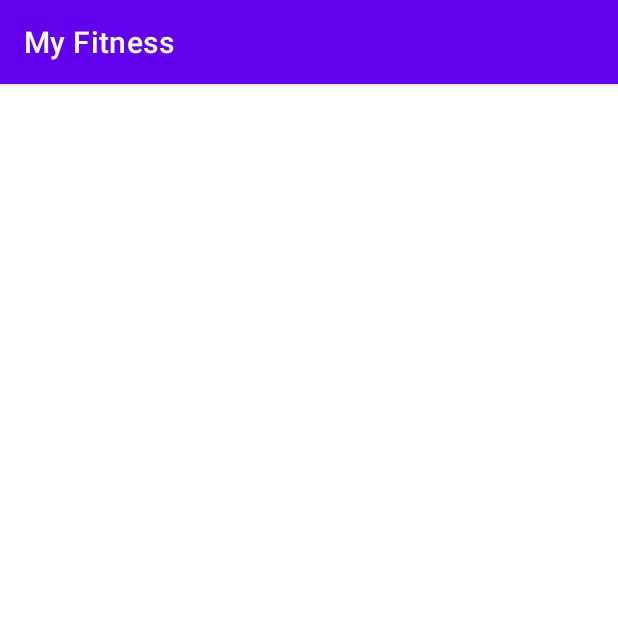
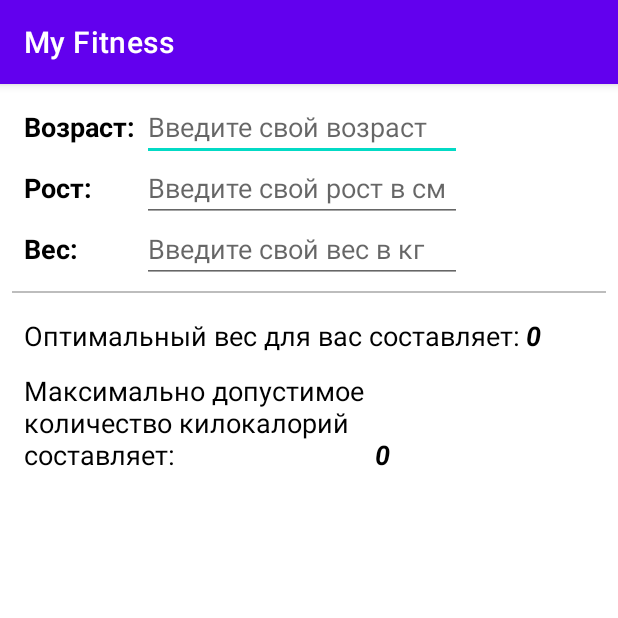
Before and after one commit to Koles1985/My_Fitness, an Android app: the ProfileActivity screen opened directly, with no data from a screen before it, on a phone screen of 412 x 824 dp, the top half of it. Run offline under Robolectric (Android 15) with nearby library versions, the phone set to English and light mode, and no system bars.

Commit message:
add profile

```diff
--- a/app/src/main/java/com/koles/myfitness/MainActivity.java
+++ b/app/src/main/java/com/koles/myfitness/MainActivity.java
@@ -2,13 +2,31 @@ package com.koles.myfitness;
 
 import androidx.appcompat.app.AppCompatActivity;
 
+import android.content.Intent;
 import android.os.Bundle;
+import android.view.View;
+import android.widget.LinearLayout;
 
-public class MainActivity extends AppCompatActivity {
+public class MainActivity extends AppCompatActivity implements View.OnClickListener {
+
+    private LinearLayout profileLayout;
 
     @Override
     protected void onCreate(Bundle savedInstanceState) {
         super.onCreate(savedInstanceState);
         setContentView(R.layout.activity_main);
+        profileLayout = (LinearLayout) findViewById(R.id.profile);
+        profileLayout.setOnClickListener(this);
+    }
+
+    @Override
+    public void onClick(View view){
+        Intent intent = null;
+        switch (view.getId()){
+            case R.id.profile:
+                intent = new Intent(this, ProfileActivity.class);
+                startActivity(intent);
+                break;
+        }
     }
 }
--- a/app/src/main/res/layout/activity_profile.xml
+++ b/app/src/main/res/layout/activity_profile.xml
@@ -1,13 +1,151 @@
 <?xml version="1.0" encoding="utf-8"?>
-<LinearLayout xmlns:android="http://schemas.android.com/apk/res/android"
+<RelativeLayout xmlns:android="http://schemas.android.com/apk/res/android"
     xmlns:app="http://schemas.android.com/apk/res-auto"
     xmlns:tools="http://schemas.android.com/tools"
     android:layout_width="match_parent"
     android:layout_height="match_parent"
-    android:orientation="vertical"
     tools:context=".ProfileActivity">
 
+    <TextView
+        android:id="@+id/text_view_age"
+        android:layout_width="wrap_content"
+        android:layout_height="wrap_content"
+        android:text="Возраст: "
+        android:textSize="18sp"
+        android:textColor="@color/black"
+        android:textStyle="bold"
+        android:layout_marginLeft="16dp"
+        android:layout_marginTop="16dp"/>
+
+    <EditText
+        android:id="@+id/edit_text_age"
+        android:layout_width="wrap_content"
+        android:layout_height="wrap_content"
+        android:ems="10"
+        android:inputType="number"
+        android:layout_toRightOf="@id/text_view_age"
+        android:layout_marginTop="6dp"
+        android:hint="Введите свой возраст"
+        android:textColor="@color/gray"/>
+
+    <TextView
+        android:id="@+id/text_view_height"
+        android:layout_width="wrap_content"
+        android:layout_height="wrap_content"
+        android:text="Рост: "
+        android:textColor="@color/black"
+        android:textSize="18sp"
+        android:textStyle="bold"
+        android:layout_marginLeft="16dp"
+        android:layout_below="@id/text_view_age"
+        android:layout_marginTop="16dp"/>
+
+    <EditText
+        android:id="@+id/edit_text_height"
+        android:layout_width="wrap_content"
+        android:layout_height="wrap_content"
+        android:ems="10"
+        android:inputType="number"
+        android:layout_toRightOf="@id/text_view_age"
+        android:layout_below="@id/text_view_age"
+        android:layout_marginTop="6dp"
+        android:hint="Введите свой рост в см"
+        android:textColor="@color/gray"/>
+
+    <TextView
+        android:id="@+id/text_view_weight"
+        android:layout_width="wrap_content"
+        android:layout_height="wrap_content"
+        android:text="Вес: "
+        android:textSize="18sp"
+        android:textColor="@color/black"
+        android:textStyle="bold"
+        android:layout_below="@id/text_view_height"
+        android:layout_marginLeft="16dp"
+        android:layout_marginTop="16dp"/>
+
+    <EditText
+        android:id="@+id/edit_text_weight"
+        android:layout_width="wrap_content"
+        android:layout_height="wrap_content"
+        android:ems="10"
+        android:inputType="number"
+        android:layout_toRightOf="@id/text_view_age"
+        android:layout_below="@id/text_view_height"
+        android:layout_marginTop="6dp"
+        android:hint="Введите свой вес в кг"
+        android:textColor="@color/gray"/>
+
+    <View
+        android:id="@+id/gray_line"
+        android:layout_width="match_parent"
+        android:layout_height="1dp"
+        android:layout_below="@id/text_view_weight"
+        android:layout_marginTop="16dp"
+        android:layout_marginLeft="8dp"
+        android:layout_marginRight="8dp"
+        android:layout_marginBottom="16dp"
+        android:background="@color/gray"/>
+
+    <LinearLayout
+        android:id="@+id/linear_layout_optimal_weight"
+        android:layout_width="wrap_content"
+        android:layout_height="wrap_content"
+        android:orientation="horizontal"
+        android:layout_below="@id/gray_line">
+
+        <TextView
+            android:layout_width="wrap_content"
+            android:layout_height="wrap_content"
+            android:text="@string/optimal_weight"
+            android:textSize="18sp"
+            android:layout_marginLeft="16dp"
+            android:textColor="@color/black"/>
+
+        <TextView
+            android:id="@+id/text_view_optimal_weight"
+            android:layout_width="wrap_content"
+            android:layout_height="wrap_content"
+            android:text="0"
+            android:textSize="18sp"
+            android:textStyle="bold|italic"
+            android:textColor="@color/black"
+            android:layout_marginLeft="4dp"/>
+
+    </LinearLayout>
+
+    <LinearLayout
+        android:layout_width="wrap_content"
+        android:layout_height="wrap_content"
+        android:orientation="horizontal"
+        android:layout_marginTop="12dp"
+        android:layout_below="@id/linear_layout_optimal_weight">
+
+        <TextView
+            android:layout_width="0dp"
+            android:layout_height="wrap_content"
+            android:layout_weight="1"
+            android:lines="3"
+            android:text="@string/number_of_calories"
+            android:textColor="@color/black"
+            android:textSize="18sp"
+            android:layout_marginLeft="16dp"
+            android:textAlignment="viewStart"/>
+
+        <TextView
+            android:id="@+id/text_view_cCall"
+            android:layout_width="0dp"
+            android:layout_weight="0.7"
+            android:layout_height="wrap_content"
+            android:text="0"
+            android:textSize="18sp"
+            android:textStyle="bold|italic"
+            android:textColor="@color/black"
+            android:layout_marginLeft="4dp"
+            android:layout_gravity="bottom"/>
 
 
+    </LinearLayout>
 
-</LinearLayout>
+
+</RelativeLayout>
--- a/app/src/main/res/values/colors.xml
+++ b/app/src/main/res/values/colors.xml
@@ -7,4 +7,5 @@
     <color name="teal_700">#FF018786</color>
     <color name="black">#FF000000</color>
     <color name="white">#FFFFFFFF</color>
+    <color name="gray">#bdbdbd</color>
 </resources>
--- a/app/src/main/res/values/strings.xml
+++ b/app/src/main/res/values/strings.xml
@@ -1,3 +1,9 @@
 <resources>
     <string name="app_name">My Fitness</string>
+    <string name="number_of_calories">
+        Максимально допустимое количество килокалорий составляет:
+    </string>
+    <string name="optimal_weight">
+        Оптимальный вес для вас составляет:
+    </string>
 </resources>
```
